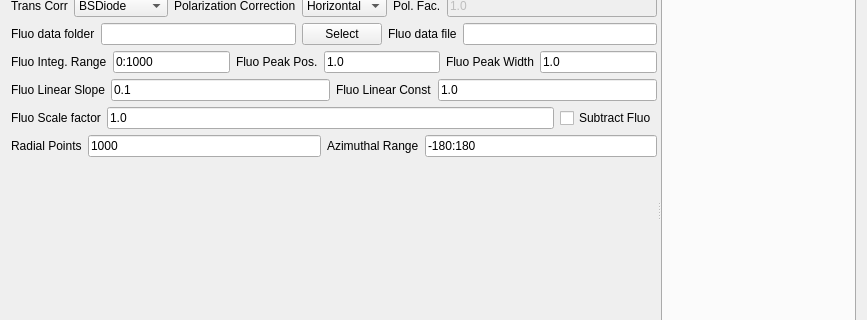
The window that UI_Forms/Data_Reduction_Client.ui (chemmatcars/XAnoS) describes before a commit, drawn with Qt 5; both pictures show x 0 to 867 and y 184 to 504 of the 867 by 787 pixel window.
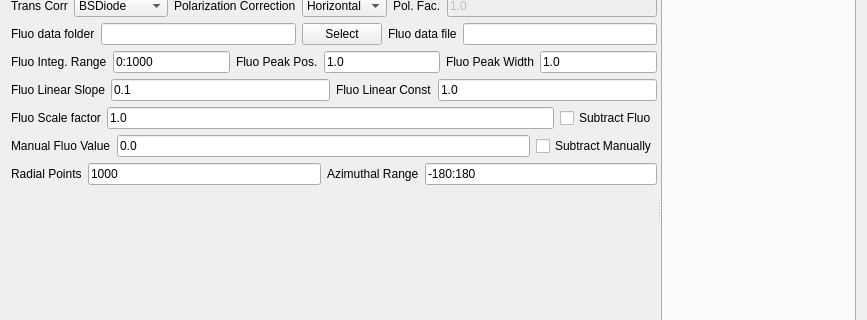
The same window after the commit.

Commit message: Added manual fluorescence correction

Diff of the .ui file:
```diff
--- a/UI_Forms/Data_Reduction_Client.ui
+++ b/UI_Forms/Data_Reduction_Client.ui
@@ -418,6 +418,31 @@
          </item>
         </layout>
        </item>
+       <item>
+        <layout class="QHBoxLayout" name="horizontalLayout_16">
+         <item>
+          <widget class="QLabel" name="manualFlValueLabel">
+           <property name="text">
+            <string>Manual Fluo Value</string>
+           </property>
+          </widget>
+         </item>
+         <item>
+          <widget class="QLineEdit" name="manualFlValueLineEdit">
+           <property name="text">
+            <string>0.0</string>
+           </property>
+          </widget>
+         </item>
+         <item>
+          <widget class="QCheckBox" name="manualFlSubCheckBox">
+           <property name="text">
+            <string>Subtract Manually</string>
+           </property>
+          </widget>
+         </item>
+        </layout>
+       </item>
        <item>
         <layout class="QHBoxLayout" name="horizontalLayout_8">
          <item>
```
The commit also changes 3 other files.
